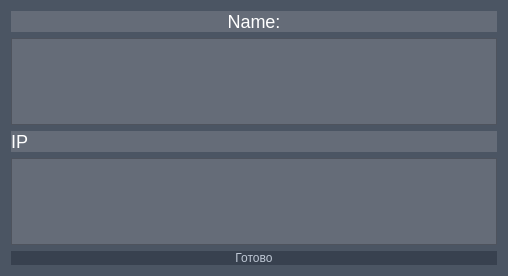
adsfasdfdsf/client, file registrationwindow.ui: the form before one commit.
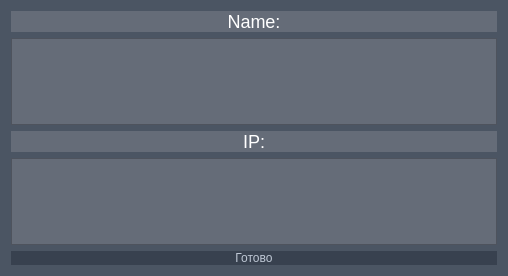
The form after the commit.

Commit message: register button ready

```diff
--- a/registrationwindow.ui
+++ b/registrationwindow.ui
@@ -31,7 +31,10 @@
 }</string>
      </property>
      <property name="text">
-      <string>IP</string>
+      <string>IP:</string>
+     </property>
+     <property name="alignment">
+      <set>Qt::AlignCenter</set>
      </property>
     </widget>
    </item>
```
The commit also changes 2 other files.
